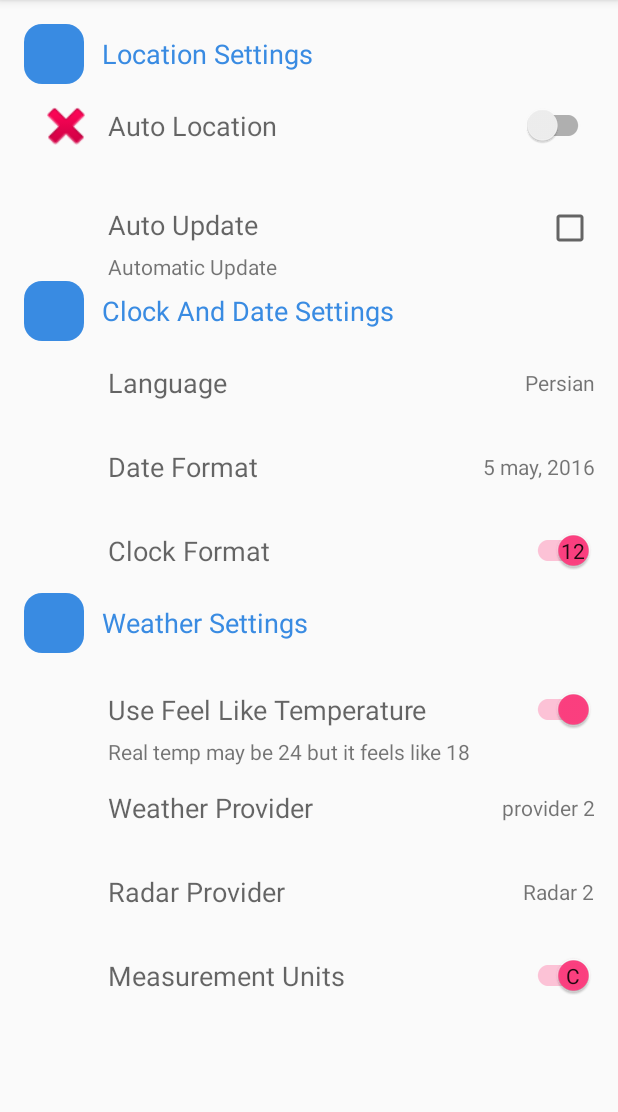
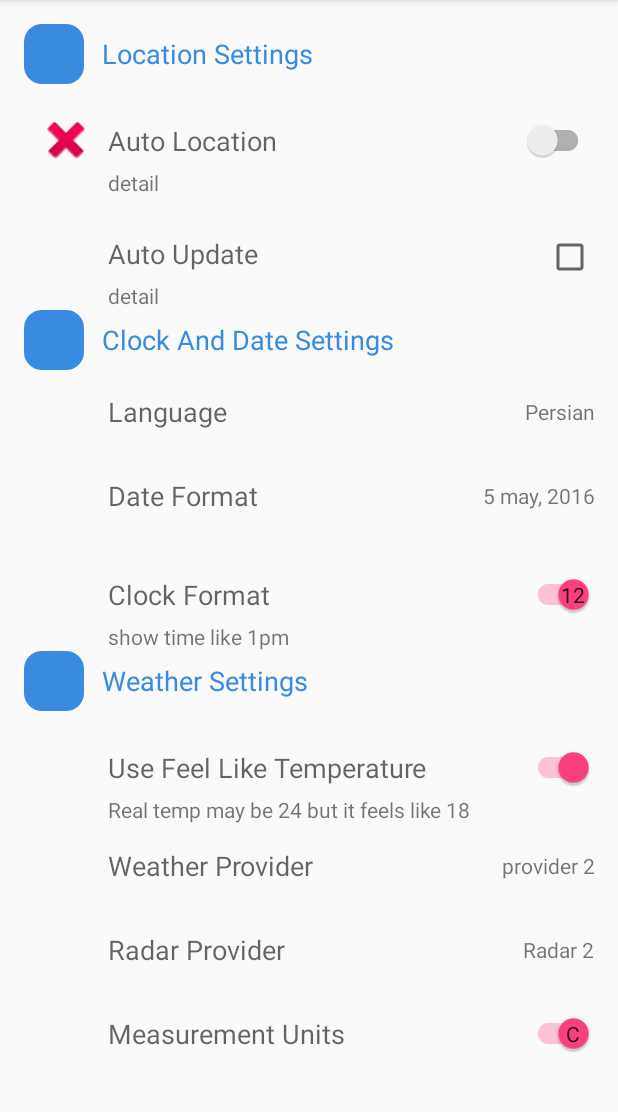
Before and after one commit to MRezaNasirloo/PreferenceZero, an Android app: the screen it shows after launch (MainActivity), on a phone screen of 412 x 824 dp, the part 84-1196 px from its top. Run offline under Robolectric (Android 15) with nearby library versions, the phone set to English and light mode, and no system bars.

Commit message:
Handling text detail on off.

```diff
--- a/app/src/main/res/layout/activity_main.xml
+++ b/app/src/main/res/layout/activity_main.xml
@@ -83,6 +83,8 @@
             app:ep_title="@string/clock_format"
             app:ep_default="true"
             app:ep_key="pref_clock_format"
+            app:ep_detail_on="show time like 1pm"
+            app:ep_detail_off="show time like 13"
             />
 
         <com.sixthsolution.materialpreferences.preferences.EasyPreferencesHeader
--- a/material-preferences-lib/src/main/java/com/sixthsolution/materialpreferences/preferences/EasyPreferenceSwitchCompoundButton.java
+++ b/material-preferences-lib/src/main/java/com/sixthsolution/materialpreferences/preferences/EasyPreferenceSwitchCompoundButton.java
@@ -12,7 +12,8 @@ import com.sixthsolution.materialpreferences.R;
 /**
  * @author : Pedramrn@gmail.com Created on: 2016-01-05
  */
-public abstract class EasyPreferenceSwitchCompoundButton extends EasyPreferenceBoolean {
+public abstract class EasyPreferenceSwitchCompoundButton extends EasyPreferenceBoolean implements
+        CompoundButton.OnCheckedChangeListener {
 
     protected TextView textViewTittle;
     protected TextView textViewDetail;
@@ -38,16 +39,10 @@ public abstract class EasyPreferenceSwitchCompoundButton extends EasyPreferenceB
         inflate(context, getLayout(), this);
 
         compoundButton = (CompoundButton) findViewById(R.id.easy_checkable);
+        compoundButton.setOnCheckedChangeListener(this);
         textViewTittle = (TextView) findViewById(R.id.easy_tittle);
         textViewDetail = (TextView) findViewById(R.id.easy_detail);
         imageViewIcon = (ImageView) findViewById(R.id.easy_icon);
-
-        // show or hide detailText
-        if (detailTextON == null) {
-            textViewDetail.setVisibility(GONE);
-        } else {
-            textViewDetail.setText(detailTextON);
-        }
 
         // show or hide icon
         if (iconResId < 0) {
@@ -77,4 +72,17 @@ public abstract class EasyPreferenceSwitchCompoundButton extends EasyPreferenceB
         textViewTittle.setText(tittle);
         compoundButton.setChecked(load());
     }
+
+    @Override
+    public void onCheckedChanged(CompoundButton button, boolean value) {
+        if (detailTextON != null && value) {
+            textViewDetail.setVisibility(VISIBLE);
+            textViewDetail.setText(detailTextON);
+        } else if (detailTextOFF != null && !value) {
+            textViewDetail.setVisibility(VISIBLE);
+            textViewDetail.setText(detailTextOFF);
+        } else {
+            textViewDetail.setVisibility(GONE);
+        }
+    }
 }
```
